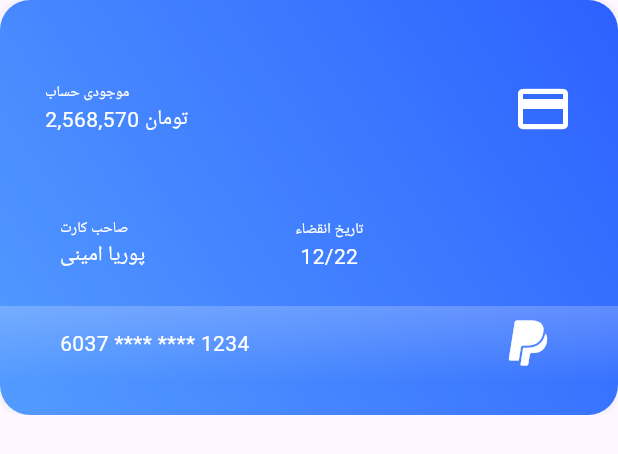
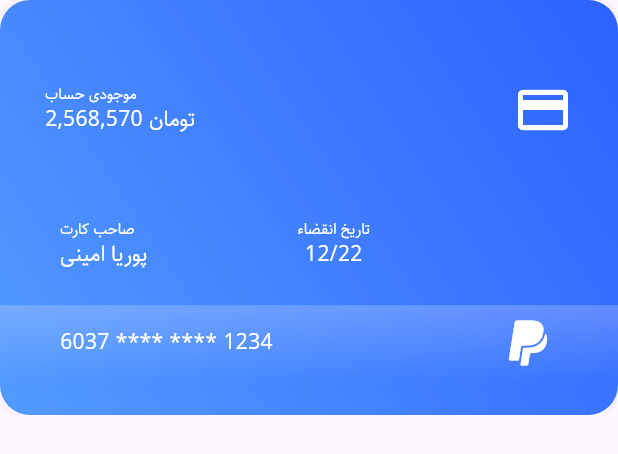
Before and after one commit to Pourianof/Protofolio, a Flutter app: the CreditCard widget shown alone on an empty page, opened directly, on a phone screen of 412 x 824 dp. Shown: the top 454 px of the screen. Run offline on Flutter 3.47's test engine with Material 3 defaults, Android fonts, the phone set to English and light mode, and no system bars; our stand-ins replace fl_chart, responsive_framework; missing offline and left inert: dart:html, persian_datetime_picker.

Commit message:
change font family

```diff
--- a/lib/main.dart
+++ b/lib/main.dart
@@ -15,6 +15,7 @@ class MyApp extends StatelessWidget {
       title: 'Pooria\'s protofolios',
       theme: ThemeData(
         useMaterial3: true,
+        fontFamily: 'Sahel',
         textTheme: const TextTheme(
           bodyMedium: TextStyle(fontSize: 12),
         ),
--- a/lib/protofolios/personal_bank/personal_bank.dart
+++ b/lib/protofolios/personal_bank/personal_bank.dart
@@ -32,7 +32,7 @@ class PersonalBank extends StatelessWidget {
       color: Color.fromARGB(255, 113, 142, 191),
     );
     return Theme(
-      data: ThemeData(
+      data: Theme.of(context).copyWith(
         inputDecorationTheme: const InputDecorationTheme(
           isDense: true,
           contentPadding: EdgeInsets.symmetric(vertical: 15, horizontal: 20),
@@ -124,7 +124,7 @@ class PersonalBank extends StatelessWidget {
             fontSize: 25,
             fontWeight: FontWeight.bold,
           ),
-        ),
+        ).apply(fontFamily: 'Sahel'),
         scaffoldBackgroundColor: AppColors.backgroundColor,
       ),
       child: DefaultSelectionStyle(
--- a/lib/protofolios/personal_bank/widgets/creadit_card.dart
+++ b/lib/protofolios/personal_bank/widgets/creadit_card.dart
@@ -154,19 +154,22 @@ class CreditCard extends StatelessWidget {
       actualCard = AspectRatio(aspectRatio: 350 / 235, child: actualCard);
     }
     return Theme(
-      data: ThemeData(
+      data: Theme.of(context).copyWith(
         iconTheme: IconThemeData(
           size: 40,
           color: fontColor,
         ),
-        textTheme: TextTheme(
+        textTheme: Theme.of(context)
+            .textTheme
+            .copyWith(
               bodySmall: TextStyle(
                 color: fontColor,
               ),
               bodyMedium: TextStyle(
                 color: fontColor,
               ),
-        ),
+            )
+            .apply(fontFamily: 'Sahel'),
       ),
       child: actualCard,
     );
--- a/lib/protofolios/personal_bank/widgets/sidebar.dart
+++ b/lib/protofolios/personal_bank/widgets/sidebar.dart
@@ -161,7 +161,7 @@ class _SideBarState extends State<SideBar> {
       data: ThemeData(
         textTheme: const TextTheme(
           bodyMedium: mainTextStyle,
-        ),
+        ).apply(fontFamily: 'Sahel'),
         iconTheme: const IconThemeData(
           color: Color.fromARGB(255, 177, 177, 177),
           size: 30,
--- a/pubspec.yaml
+++ b/pubspec.yaml
@@ -88,6 +88,12 @@ flutter:
       fonts:
         - asset: assets/fonts/bank_icons.ttf
           style: normal
+    - family: Sahel
+      fonts:
+        - asset: assets/fonts/Sahel.ttf
+          style: normal
+        - asset: assets/fonts/Sahel-Bold.ttf
+          weight: 700
     # - family: Trajan Pro
     #   fonts:
     #     - asset: fonts/TrajanPro.ttf
```
Also changed, not shown: lib/protofolios/personal_bank/widgets/main_view.dart (+12 -4 lines), lib/protofolios/personal_bank/widgets/standard_texts.dart (+4 -3 lines), assets/fonts/Sahel-Bold.ttf (added), assets/fonts/Sahel.ttf (added). Lines whose indentation alone changed are shown as unchanged.
